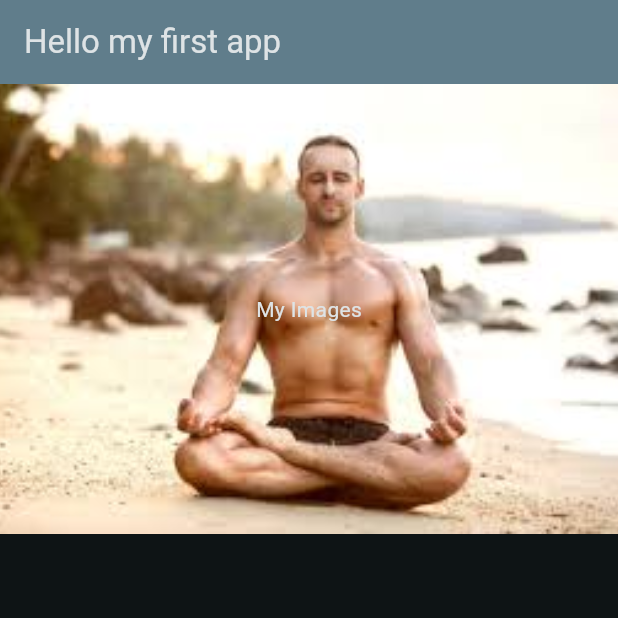
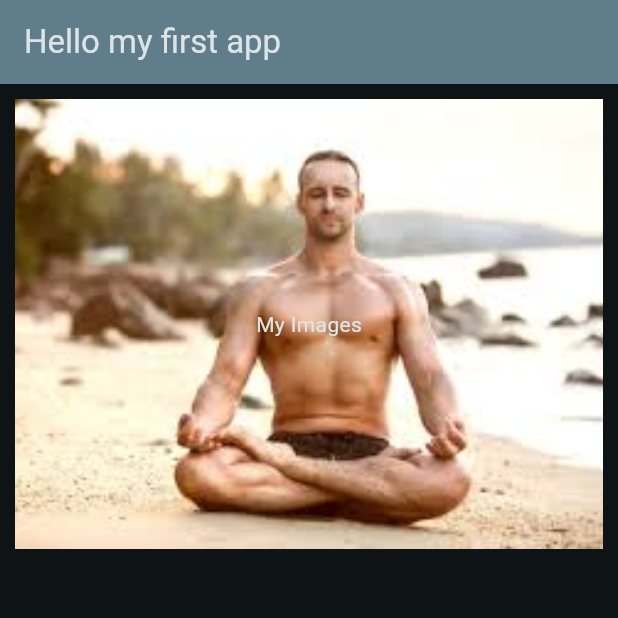
Before and after one commit to shishupaltech/flutter-learning-step-by-step, a Flutter app: the screen it shows after launch, on a phone screen of 412 x 824 dp, the top half of it. Run offline on Flutter 3.47's test engine with Material 3 defaults, Android fonts, the light colour scheme and no system bars.

Commit message:
padding and sizedbox is done

```diff
--- a/section2/lib/main.dart
+++ b/section2/lib/main.dart
@@ -32,11 +32,18 @@ class MyHomePage extends StatelessWidget {
         title: Text('Hello my first app'),
         backgroundColor: Colors.blueGrey,
       ),
-      body: Stack(
-        children: [
-          Image.asset('assets/images/menyoga1.jpeg',fit: BoxFit.cover,height: 300,),
-          SizedBox(height: 300, child: Center(child: Text('My Images'))),
-        ],
+      body: Padding(
+        padding: EdgeInsets.all(10.0),
+        child: Stack(
+          children: [
+            Image.asset(
+              'assets/images/menyoga1.jpeg',
+              fit: BoxFit.cover,
+              height: 300,
+            ),
+            SizedBox(height: 300, child: Center(child: Text('My Images'))),
+          ],
+        ),
       ),
     );
   }
```
